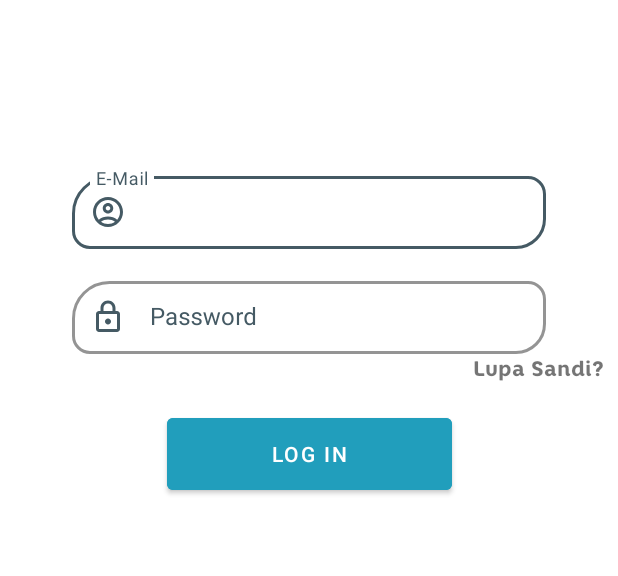
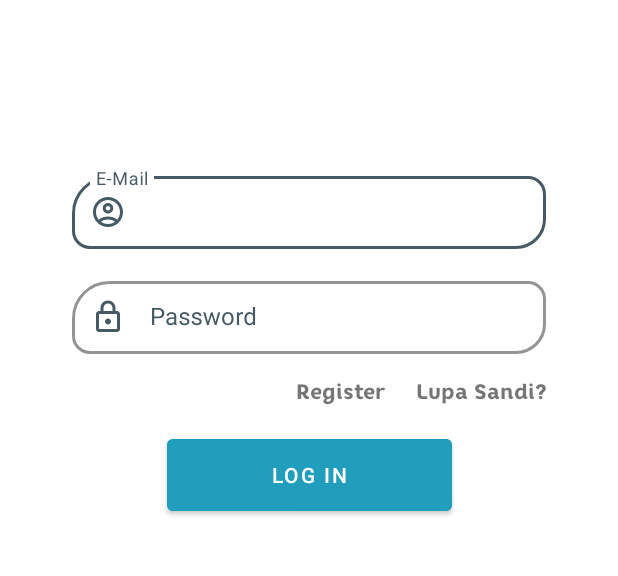
Before and after one commit to ericfrmnsyh/Tukang, an Android app: the LoginActivity screen opened directly, with no data from a screen before it, on a phone screen of 412 x 824 dp, the part 522-1098 px from its top. Run offline under Robolectric (Android 15) with nearby library versions, the phone set to English and light mode, and no system bars; our stand-ins replace Room's generated code.

Commit message:
little update

```diff
--- /dev/null
+++ b/app/src/main/res/color/navigation_bar.xml
@@ -0,0 +1,5 @@
+<?xml version="1.0" encoding="utf-8"?>
+<selector xmlns:android="http://schemas.android.com/apk/res/android">
+    <item android:drawable="@android:color/holo_blue_bright" android:state_checked="true" android:color="@color/red_200" />
+    <item android:drawable="@android:color/holo_orange_light" android:color="@color/gold" />
+</selector>
--- a/app/src/main/res/layout/activity_login.xml
+++ b/app/src/main/res/layout/activity_login.xml
@@ -66,18 +66,35 @@
 
     <TextView
         android:id="@+id/TextView1"
-        android:layout_width="match_parent"
+        android:layout_width="wrap_content"
         android:layout_height="wrap_content"
-        android:paddingEnd="10dp"
+        android:layout_marginTop="15dp"
+        android:layout_marginBottom="15dp"
+        android:fontFamily="@font/core_rhino_heavy"
         android:text="@string/forget_password"
-        android:fontFamily="@font/core_rhino_heavy"
         android:textAlignment="textEnd"
         app:layout_constraintBottom_toBottomOf="parent"
-        app:layout_constraintEnd_toEndOf="parent"
+        app:layout_constraintEnd_toEndOf="@+id/textFieldPassword"
         app:layout_constraintHorizontal_bias="0.0"
-        app:layout_constraintStart_toStartOf="parent"
         app:layout_constraintTop_toBottomOf="@+id/textFieldPassword"
         app:layout_constraintVertical_bias="0.0" />
+
+    <TextView
+        android:id="@+id/TextView2"
+        android:layout_width="wrap_content"
+        android:layout_height="wrap_content"
+        android:layout_marginTop="15dp"
+        android:layout_marginBottom="15dp"
+        android:layout_marginEnd="20dp"
+        android:fontFamily="@font/core_rhino_heavy"
+        android:text="@string/register"
+        android:textAlignment="textEnd"
+        app:layout_constraintBottom_toBottomOf="parent"
+        app:layout_constraintEnd_toStartOf="@id/TextView1"
+        app:layout_constraintHorizontal_bias="0.0"
+        app:layout_constraintTop_toBottomOf="@+id/textFieldPassword"
+        app:layout_constraintVertical_bias="0.0"
+        tools:ignore="RtlSymmetry" />
 
     <Button
         android:id="@+id/buttonLogin"
--- a/app/src/main/res/menu/bottom_menu.xml
+++ b/app/src/main/res/menu/bottom_menu.xml
@@ -5,10 +5,12 @@
         android:id="@+id/navigation_home"
         android:title="@string/title_home"
         android:icon="@drawable/home"
-        app:cnb_iconColor="@color/green_dark"/>
+        app:showAsAction="withText"
+        app:cnb_iconColor="@color/gray_dark"/>
     <item
         android:id="@+id/navigation_profile"
         android:title="@string/title_profile"
         android:icon="@drawable/profile"
-        app:cnb_iconColor="@color/gray_dark"/>
+        app:showAsAction="withText"
+        app:cnb_iconColor="@color/green_dark"/>
 </menu>
--- a/app/src/main/res/menu/menu_ktp.xml
+++ b/app/src/main/res/menu/menu_ktp.xml
@@ -7,7 +7,7 @@
     <item
         android:id="@+id/action_repeat"
         android:orderInCategory="104"
-        android:icon="@drawable/ic_round_repeat_24"
+        android:icon="@drawable/arrow_back_ios_new_24px"
         android:title="@string/repeat"
         android:fontFamily="@font/karla_bold"
         app:showAsAction="ifRoom" />
--- a/app/src/main/res/values/strings.xml
+++ b/app/src/main/res/values/strings.xml
@@ -97,4 +97,5 @@
     <string name="test">Test</string>
     <string name="surveyDate">Waktu Survey</string>
     <string name="uraian">Uraikan masalah anda...</string>
+    <string name="register">Register</string>
 </resources>
```
Also changed, not shown: app/build.gradle (+7 -0 lines), app/src/main/java/com/android/project/tukang/ui/activity/FillActivity.kt (+5 -2 lines), app/src/main/res/drawable/arrow_back_ios_new_24px.xml (added, +9 -0 lines), app/src/main/res/layout/activity_dashboard.xml (+5 -4 lines).
